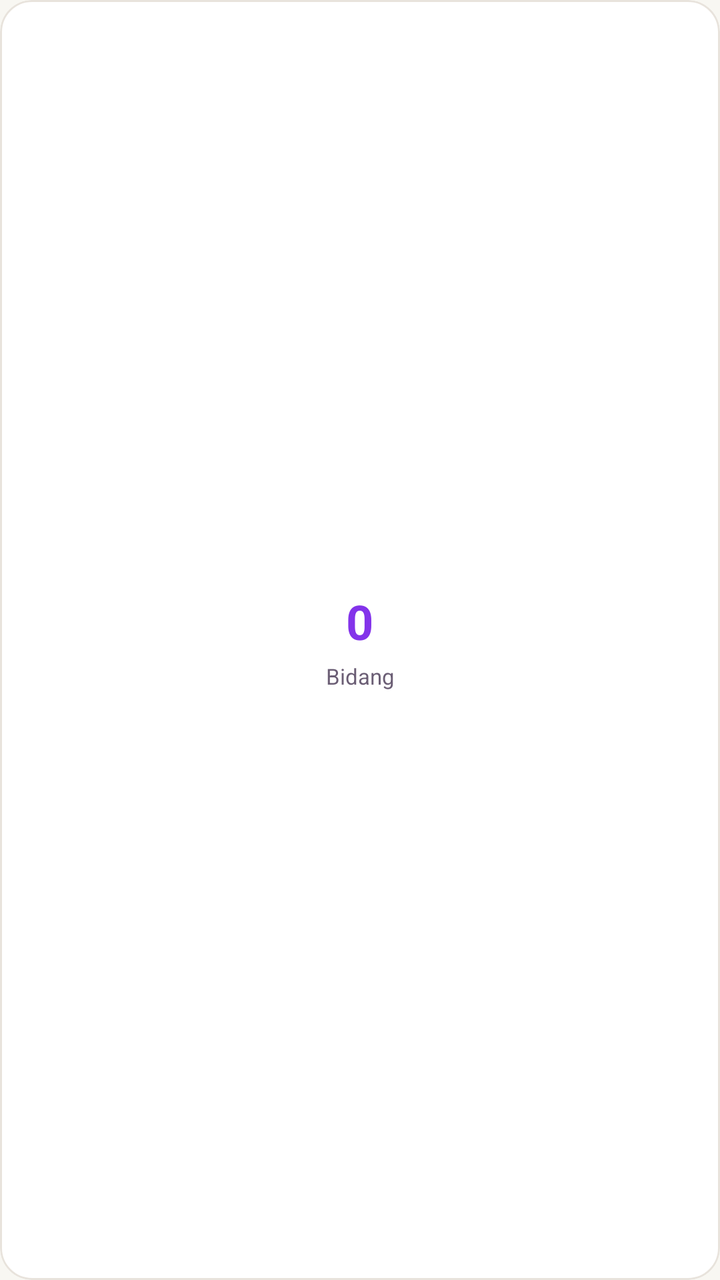
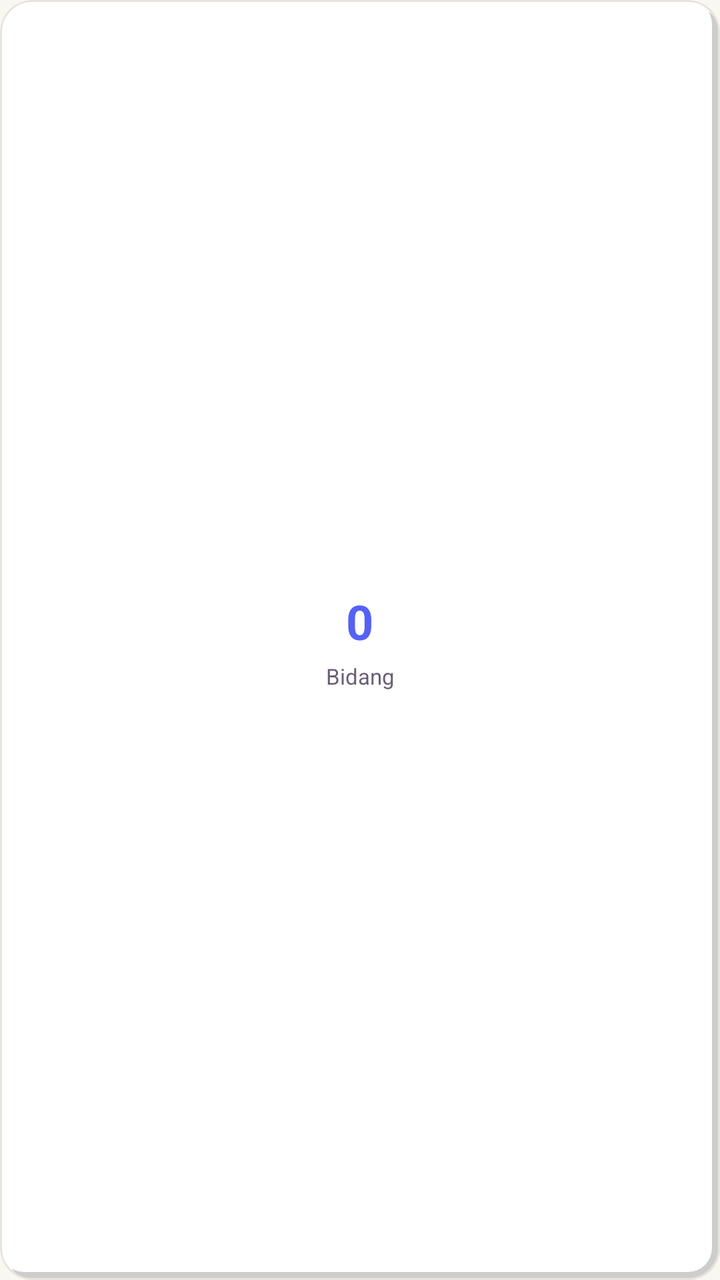

Compare the two renders of this Android layout. The source of the first and the diff that turns it into the second are given below.
<!-- AndroidManifest.xml: application theme Theme.BkNova -->
<!-- res/layout/item_aum_statistik.xml -->
<?xml version="1.0" encoding="utf-8"?>
<com.google.android.material.card.MaterialCardView xmlns:android="http://schemas.android.com/apk/res/android"
    xmlns:app="http://schemas.android.com/apk/res-auto"
    android:layout_width="120dp"
    android:layout_height="100dp"
    android:layout_marginEnd="12dp"
    app:cardCornerRadius="16dp"
    app:cardElevation="0dp"
    app:cardBackgroundColor="@color/white"
    app:strokeColor="@color/divider_color"
    app:strokeWidth="1dp">

    <LinearLayout
        android:layout_width="match_parent"
        android:layout_height="match_parent"
        android:orientation="vertical"
        android:padding="12dp"
        android:gravity="center">

        <TextView
            android:id="@+id/tv_stat_count"
            android:layout_width="wrap_content"
            android:layout_height="wrap_content"
            android:text="0"
            android:textColor="@color/brand_primary"
            android:textSize="24sp"
            android:textStyle="bold" />

        <TextView
            android:id="@+id/tv_stat_label"
            android:layout_width="match_parent"
            android:layout_height="wrap_content"
            android:layout_marginTop="4dp"
            android:text="Bidang"
            android:textColor="@color/text_color_secondary"
            android:textSize="11sp"
            android:textAlignment="center"
            android:maxLines="2"
            android:ellipsize="end"/>
    </LinearLayout>
</com.google.android.material.card.MaterialCardView>
<!-- resources referenced by this layout -->
<resources>
  <color name="brand_primary">#8333EA</color>
  <color name="divider_color">#E8E3DC</color>
  <color name="text_color_secondary">#6B5E75</color>
  <color name="white">#FFFFFFFF</color>
  <style name="Theme.BkNova" parent="Base.Theme.BkNova" />
  <style name="Base.Theme.BkNova" parent="Theme.Material3.Light.NoActionBar">
  
          
          <item name="colorPrimary">@color/brand_primary</item>
          <item name="colorOnPrimary">@color/white</item>
          <item name="colorPrimaryContainer">@color/brand_soft</item>
          <item name="colorOnPrimaryContainer">@color/text_color_primary</item>
  
          <item name="colorSecondary">@color/accent_pink</item>
          
          <item name="colorOnSecondary">@color/text_color_primary</item>
          <item name="colorSecondaryContainer">@color/accent_pink_soft</item>
          <item name="colorOnSecondaryContainer">@color/text_color_primary</item>
  
          <item name="colorTertiary">@color/accent_peach</item>
          <item name="colorOnTertiary">@color/text_color_primary</item>
          <item name="colorTertiaryContainer">@color/accent_peach_soft</item>
          <item name="colorOnTertiaryContainer">@color/text_color_primary</item>
  
          <item name="colorSurface">@color/white</item>
          <item name="colorOnSurface">@color/text_color_primary</item>
          <item name="colorSurfaceVariant">@color/background_cream</item>
          <item name="colorOnSurfaceVariant">@color/text_color_secondary</item>
          <item name="android:colorBackground">@color/background_cream</item>
          <item name="colorOnBackground">@color/text_color_primary</item>
  
          <item name="colorOutline">@color/divider_color</item>
          <item name="colorOutlineVariant">@color/divider_color</item>
  
          <item name="colorError">@color/red_text</item>
          <item name="colorOnError">@color/white</item>
          <item name="colorErrorContainer">@color/red_light</item>
          <item name="colorOnErrorContainer">@color/red_text</item>
  
          <item name="android:windowBackground">@color/background_cream</item>
  
          
          <item name="android:statusBarColor">@color/white</item>
          <item name="android:windowLightStatusBar">true</item>
          <item name="android:navigationBarColor">@color/white</item>
          <item name="android:windowLightNavigationBar" tools:targetApi="o_mr1">true</item>
      </style>
  <color name="brand_soft">#F0E6FC</color>
  <color name="text_color_primary">#2A1E33</color>
  <color name="accent_pink">#FF7FAF</color>
  <color name="accent_pink_soft">#FFECF3</color>
  <color name="accent_peach">#FFC6BF</color>
  <color name="accent_peach_soft">#FFE8E5</color>
  <color name="background_cream">#F8F7F2</color>
  <color name="red_text">#DC2626</color>
  <color name="red_light">#FEE2E2</color>
</resources>

<!-- the commit's change to res/layout/item_aum_statistik.xml (unified diff, before → after) -->
@@ -15,7 +15,8 @@
         android:layout_height="match_parent"
         android:orientation="vertical"
         android:padding="12dp"
-        android:gravity="center">
+        android:gravity="center"
+        android:background="@drawable/bg_grid_shadow">
 
         <TextView
             android:id="@+id/tv_stat_count"
<!-- resource entries referenced after the edit -->
@@ -1,9 +1,39 @@
 <!-- resources referenced by this layout -->
 <resources>
-  <color name="brand_primary">#8333EA</color>
+  <color name="brand_primary">#5561F4</color>
   <color name="divider_color">#E8E3DC</color>
   <color name="text_color_secondary">#6B5E75</color>
   <color name="white">#FFFFFFFF</color>
+  <!-- drawable bg_grid_shadow (drawable) -->
+  <?xml version="1.0" encoding="utf-8"?>
+  <layer-list xmlns:android="http://schemas.android.com/apk/res/android">
+  
+      
+      <item
+          android:left="4dp"
+  
+          android:top="4dp">
+  
+          <shape android:shape="rectangle">
+              <solid android:color="#32000000" />
+              <corners android:radius="12dp" />
+          </shape>
+  
+      </item>
+  
+      
+      <item
+          android:right="4dp"
+          android:bottom="4dp">
+  
+          <shape android:shape="rectangle">
+              <solid android:color="#FFFFFF" />
+              <corners android:radius="12dp" />
+          </shape>
+  
+      </item>
+  
+  </layer-list>
   <style name="Theme.BkNova" parent="Base.Theme.BkNova" />
   <style name="Base.Theme.BkNova" parent="Theme.Material3.Light.NoActionBar">
   
